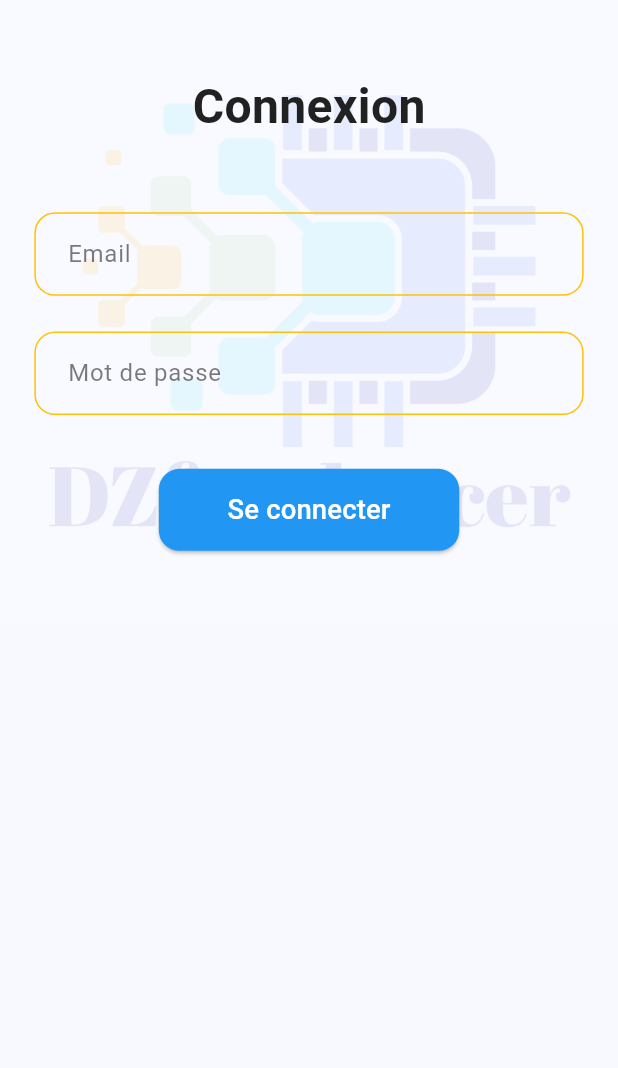
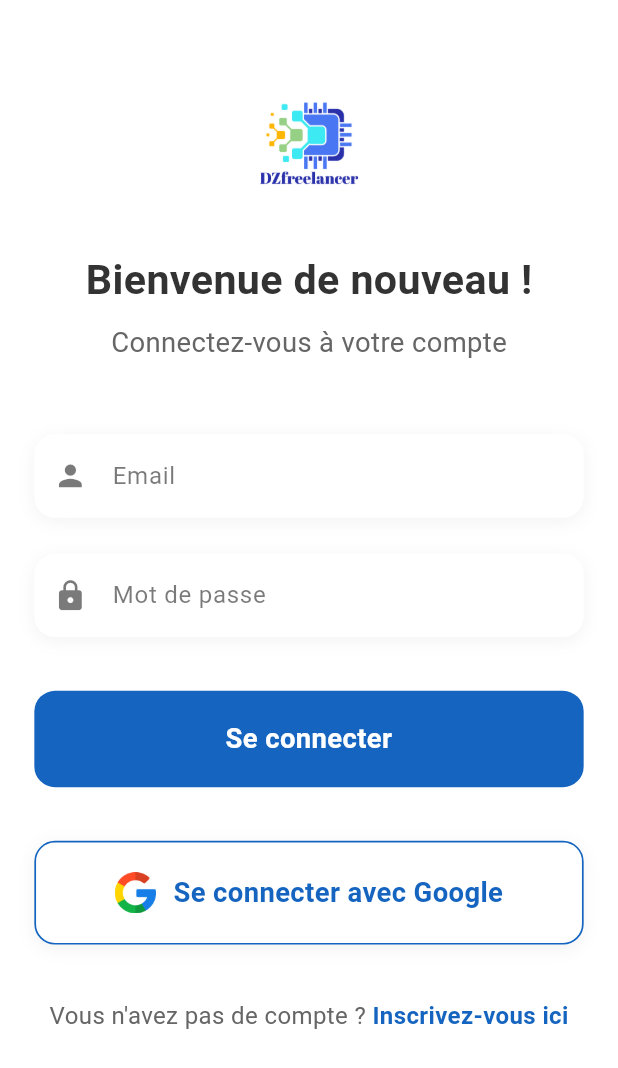
Before and after one commit to WassimBlilita7/Dz-Freelancer-Mobile, a Flutter app: the LoginScreen screen opened by its route, on a phone screen of 412 x 824 dp. Shown: the top 1068 px of the screen. Run offline on Flutter 3.47's test engine with Material 3 defaults, Android fonts, the phone set to English and light mode, and no system bars; drawn by our look-alikes of flutter_animate; our stand-ins replace flutter_screenutil, shared_preferences, smooth_page_indicator; accounts and stored records are empty; statements that could not run were skipped.

Commit message:
améliorer UI de login page

```diff
--- a/lib/constants/app_colors.dart
+++ b/lib/constants/app_colors.dart
@@ -1,4 +1,5 @@
 import 'package:flutter/material.dart';
+import 'package:flutter_screenutil/flutter_screenutil.dart';
 
 class AppColors {
   // Light mode colors
@@ -29,4 +30,37 @@ class AppColors {
   static Color getAccent(BuildContext context) {
     return Theme.of(context).brightness == Brightness.dark ? accentDark : accentLight;
   }
+
+  static const bubbleColor1 = Color(0xFF42A5F5); // Bleu moderne
+  static const bubbleColor2 = Color(0xFFAB47BC); // Violet vibrant
+  static const bubbleColor3 = Color(0xFF26A69A); // Teal frais
+
+  // Dégradé pour le bouton
+  static const buttonGradient = LinearGradient(
+    colors: [bubbleColor1, bubbleColor2],
+    begin: Alignment.topLeft,
+    end: Alignment.bottomRight,
+  );
+
+  // Style pour la carte
+  static final cardBoxShadow = [
+    BoxShadow(
+      color: Colors.black.withOpacity(0.1),
+      blurRadius: 10.r,
+      offset: Offset(0, 5.h),
+    ),
+  ];
+
+  // Style pour l'ombre du logo
+  static final logoBoxShadow = [
+    BoxShadow(
+      color: Colors.black.withOpacity(0.2),
+      blurRadius: 8.r,
+      offset: Offset(0, 4.h),
+    ),
+  ];
+  static const primaryBlue = Color(0xFF1565C0); // Bleu pour le bouton et le lien
+  static const textDarkGrey = Color(0xFF333333); // Gris foncé pour le titre
+  static const textLightGrey = Color(0xFF666666); // Gris clair pour le sous-titre
+
 }
--- /dev/null
+++ b/lib/core/widgets/bubble_background.dart
@@ -0,0 +1,56 @@
+import 'package:flutter/material.dart';
+import 'package:flutter_screenutil/flutter_screenutil.dart';
+import 'package:wassit_freelancer_dz_flutter/constants/app_colors.dart';
+
+class BubbleBackground extends StatelessWidget {
+  const BubbleBackground({super.key});
+
+  @override
+  Widget build(BuildContext context) {
+    return CustomPaint(
+      size: Size(double.infinity, 300.h), // Hauteur responsive pour les bulles
+      painter: BubblePainter(),
+    );
+  }
+}
+
+class BubblePainter extends CustomPainter {
+  @override
+  void paint(Canvas canvas, Size size) {
+    final paint1 = Paint()
+      ..color = AppColors.bubbleColor1.withOpacity(0.6)
+      ..style = PaintingStyle.fill;
+
+    final paint2 = Paint()
+      ..color = AppColors.bubbleColor2.withOpacity(0.6)
+      ..style = PaintingStyle.fill;
+
+    final paint3 = Paint()
+      ..color = AppColors.bubbleColor3.withOpacity(0.6)
+      ..style = PaintingStyle.fill;
+
+    // Bulle 1 (gauche)
+    canvas.drawCircle(
+      Offset(50.w, 100.h),
+      80.w,
+      paint1,
+    );
+
+    // Bulle 2 (centre-droit)
+    canvas.drawCircle(
+      Offset(size.width - 100.w, 50.h),
+      60.w,
+      paint2,
+    );
+
+    // Bulle 3 (haut-droit)
+    canvas.drawCircle(
+      Offset(size.width - 50.w, 150.h),
+      70.w,
+      paint3,
+    );
+  }
+
+  @override
+  bool shouldRepaint(covariant CustomPainter oldDelegate) => false;
+}
--- a/lib/core/widgets/custom_text_field.dart
+++ b/lib/core/widgets/custom_text_field.dart
@@ -22,7 +22,19 @@ class CustomTextField extends StatelessWidget {
 
   @override
   Widget build(BuildContext context) {
-    return TextField(
+    return Container(
+      decoration: BoxDecoration(
+        color: Colors.white,
+        borderRadius: BorderRadius.circular(12.r),
+        boxShadow: [
+          BoxShadow(
+            color: Colors.black.withOpacity(0.05),
+            blurRadius: 8.r,
+            offset: Offset(0, 2.h),
+          ),
+        ],
+      ),
+      child: TextField(
         controller: controller,
         obscureText: isPassword,
         keyboardType: keyboardType,
@@ -30,21 +42,38 @@ class CustomTextField extends StatelessWidget {
         onChanged: onChanged,
         decoration: InputDecoration(
           labelText: label,
-        labelStyle: TextStyle(color: AppColors.getText(context).withOpacity(0.6)),
+          labelStyle: TextStyle(
+            color: AppColors.getText(context).withOpacity(0.6),
+            fontSize: 14.sp,
+          ),
           errorText: errorText,
+          prefixIcon: Icon(
+            isPassword ? Icons.lock : Icons.person,
+            color: AppColors.getText(context).withOpacity(0.6),
+            size: 20.w,
+          ),
           border: OutlineInputBorder(
             borderRadius: BorderRadius.circular(12.r),
-          borderSide: BorderSide(color: AppColors.getPrimary(context)),
+            borderSide: BorderSide.none,
           ),
           enabledBorder: OutlineInputBorder(
             borderRadius: BorderRadius.circular(12.r),
-          borderSide: BorderSide(color: AppColors.getAccent(context)),
+            borderSide: BorderSide.none,
           ),
           focusedBorder: OutlineInputBorder(
             borderRadius: BorderRadius.circular(12.r),
-          borderSide: BorderSide(color: AppColors.getPrimary(context), width: 2.w),
+            borderSide: BorderSide.none,
+          ),
+          errorBorder: OutlineInputBorder(
+            borderRadius: BorderRadius.circular(12.r),
+            borderSide: BorderSide.none,
+          ),
+          focusedErrorBorder: OutlineInputBorder(
+            borderRadius: BorderRadius.circular(12.r),
+            borderSide: BorderSide.none,
           ),
           contentPadding: EdgeInsets.symmetric(horizontal: 16.w, vertical: 12.h),
+        ),
       ),
     );
   }
--- a/lib/features/auth/views/login_screen.dart
+++ b/lib/features/auth/views/login_screen.dart
@@ -18,7 +18,7 @@ class LoginScreen extends StatefulWidget {
 
 class _LoginScreenState extends State<LoginScreen> {
   late LoginController _controller;
-  final TextEditingController _emailController = TextEditingController();
+  final TextEditingController _usernameController = TextEditingController();
   final TextEditingController _passwordController = TextEditingController();
 
   @override
@@ -30,28 +30,26 @@ class _LoginScreenState extends State<LoginScreen> {
 
   @override
   void dispose() {
-    _emailController.dispose();
+    _usernameController.dispose();
     _passwordController.dispose();
     super.dispose();
+  }
+
+  void _navigateToSignup() {
+    // TODO: Implémenter la navigation vers l'écran d'inscription
+    // Navigator.pushNamed(context, '/signup');
+  }
+
+  void _handleGoogleLogin() {
+    // TODO: Implémenter la connexion Google
+    print('Connexion Google');
   }
 
   @override
   Widget build(BuildContext context) {
     return Scaffold(
-      body: Stack(
-        children: [
-          // Logo en arrière-plan avec opacité
-          Positioned.fill(
-            child: Opacity(
-              opacity: 0.1,
-              child: Image.asset(
-                'assets/images/logo.png',
-                fit: BoxFit.cover,
-              ),
-            ),
-          ),
-          // Contenu principal
-          SafeArea(
+      backgroundColor: AppColors.getBackground(context),
+      body: SafeArea(
         child: SingleChildScrollView(
           padding: EdgeInsets.symmetric(horizontal: 20.w, vertical: 40.h),
           child: Consumer<LoginProvider>(
@@ -59,47 +57,74 @@ class _LoginScreenState extends State<LoginScreen> {
               return Column(
                 mainAxisAlignment: MainAxisAlignment.center,
                 children: [
+                  // Logo
+                  Image.asset(
+                    'assets/images/logo.png',
+                    width: 80.w,
+                    height: 80.h,
+                    fit: BoxFit.contain,
+                  ).animate().fadeIn(duration: 800.ms),
+                  SizedBox(height: 20.h),
+                  // Titre
                   Text(
-                        'Connexion',
+                    'Bienvenue de nouveau !',
                     style: TextStyle(
-                          fontSize: 28.sp,
-                          fontWeight: FontWeight.bold,
-                          color: AppColors.getText(context),
+                      fontSize: 24.sp,
+                      fontWeight: FontWeight.w600,
+                      color: AppColors.textDarkGrey,
                     ),
-                      ).animate().fadeIn(duration: 600.ms),
+                  ).animate().fadeIn(duration: 600.ms, delay: 200.ms),
+                  SizedBox(height: 8.h),
+                  // Sous-titre
+                  Text(
+                    'Connectez-vous à votre compte',
+                    style: TextStyle(
+                      fontSize: 16.sp,
+                      color: AppColors.textLightGrey,
+                    ),
+                  ).animate().fadeIn(duration: 600.ms, delay: 300.ms),
                   SizedBox(height: 40.h),
+                  // Champ Nom d'utilisateur
                   CustomTextField(
                     label: 'Email',
-                        controller: _emailController,
-                        keyboardType: TextInputType.emailAddress,
-                        onChanged: provider.updateEmail,
-                      ).animate().slideY(begin: 0.2, end: 0.0, duration: 600.ms),
+                    controller: _usernameController,
+                    keyboardType: TextInputType.text,
+                    onChanged: provider.updateEmail, // À ajuster si l'API utilise username
+                  ).animate().slideY(begin: 0.2, end: 0.0, duration: 600.ms, delay: 400.ms),
                   SizedBox(height: 20.h),
+                  // Champ Mot de passe
                   CustomTextField(
                     label: 'Mot de passe',
                     controller: _passwordController,
                     isPassword: true,
                     onChanged: provider.updatePassword,
-                      ).animate().slideY(begin: 0.2, end: 0.0, duration: 600.ms, delay: 200.ms),
+                  ).animate().slideY(begin: 0.2, end: 0.0, duration: 600.ms, delay: 500.ms),
                   SizedBox(height: 30.h),
+                  // Bouton Se connecter
                   provider.model.isLoading
                       ? CircularProgressIndicator(
-                        color: AppColors.getPrimary(context),
+                    color: AppColors.primaryBlue,
                   )
-                          : ElevatedButton(
-                        onPressed: () => _controller.login(context),
-                        style: ElevatedButton.styleFrom(
-                          backgroundColor: AppColors.getPrimary(context),
-                          padding: EdgeInsets.symmetric(horizontal: 40.w, vertical: 12.h),
-                          shape: RoundedRectangleBorder(
+                      : GestureDetector(
+                    onTap: () => _controller.login(context),
+                    child: Container(
+                      width: double.infinity,
+                      padding: EdgeInsets.symmetric(vertical: 16.h),
+                      decoration: BoxDecoration(
+                        color: AppColors.primaryBlue,
                         borderRadius: BorderRadius.circular(12.r),
-                          ),
                       ),
                       child: Text(
                         'Se connecter',
-                          style: TextStyle(fontSize: 16.sp, color: Colors.white),
+                        style: TextStyle(
+                          fontSize: 16.sp,
+                          color: Colors.white,
+                          fontWeight: FontWeight.w600,
                         ),
-                      ).animate().fadeIn(duration: 600.ms, delay: 400.ms),
+                        textAlign: TextAlign.center,
+                      ),
+                    ),
+                  ).animate().fadeIn(duration: 600.ms, delay: 600.ms),
                   if (provider.model.errorMessage != null) ...[
                     SizedBox(height: 20.h),
                     Text(
@@ -108,14 +133,80 @@ class _LoginScreenState extends State<LoginScreen> {
                       textAlign: TextAlign.center,
                     ),
                   ],
+                  SizedBox(height: 30.h),
+                  // Bouton Se connecter avec Google
+                  GestureDetector(
+                    onTap: _handleGoogleLogin,
+                    child: Container(
+                      width: double.infinity,
+                      padding: EdgeInsets.symmetric(vertical: 16.h),
+                      decoration: BoxDecoration(
+                        color: Colors.white,
+                        borderRadius: BorderRadius.circular(12.r),
+                        border: Border.all(
+                          color: AppColors.primaryBlue,
+                          width: 1.w,
+                        ),
+                        boxShadow: [
+                          BoxShadow(
+                            color: Colors.black.withOpacity(0.05),
+                            blurRadius: 8.r,
+                            offset: Offset(0, 2.h),
+                          ),
+                        ],
+                      ),
+                      child: Row(
+                        mainAxisAlignment: MainAxisAlignment.center,
+                        children: [
+                          Image.asset(
+                            'assets/icons/google.png',
+                            width: 24.w,
+                            height: 24.h,
+                          ),
+                          SizedBox(width: 10.w),
+                          Text(
+                            'Se connecter avec Google',
+                            style: TextStyle(
+                              fontSize: 16.sp,
+                              color: AppColors.primaryBlue,
+                              fontWeight: FontWeight.w600,
+                            ),
+                          ),
+                        ],
+                      ),
+                    ),
+                  ).animate().fadeIn(duration: 600.ms, delay: 700.ms),
+                  SizedBox(height: 30.h),
+                  // Lien d'inscription
+                  Row(
+                    mainAxisAlignment: MainAxisAlignment.center,
+                    children: [
+                      Text(
+                        'Vous n\'avez pas de compte ? ',
+                        style: TextStyle(
+                          fontSize: 14.sp,
+                          color: AppColors.textLightGrey,
+                        ),
+                      ),
+                      GestureDetector(
+                        onTap: _navigateToSignup,
+                        child: Text(
+                          'Inscrivez-vous ici',
+                          style: TextStyle(
+                            fontSize: 14.sp,
+                            color: AppColors.primaryBlue,
+                            fontWeight: FontWeight.w600,
+                          ),
+                        ),
+                      ),
+                    ],
+                  ).animate().fadeIn(duration: 600.ms, delay: 800.ms),
                 ],
               );
             },
           ),
         ),
       ),
-        ],
-      ),
     );
   }
 }
--- a/pubspec.yaml
+++ b/pubspec.yaml
@@ -28,3 +28,4 @@ flutter:
   assets:
     - assets/images/
     - assets/images/onBoarding/
+    - assets/icons/
```
Also changed, not shown: assets/icons/google.png (added). Lines whose indentation alone changed are shown as unchanged.
